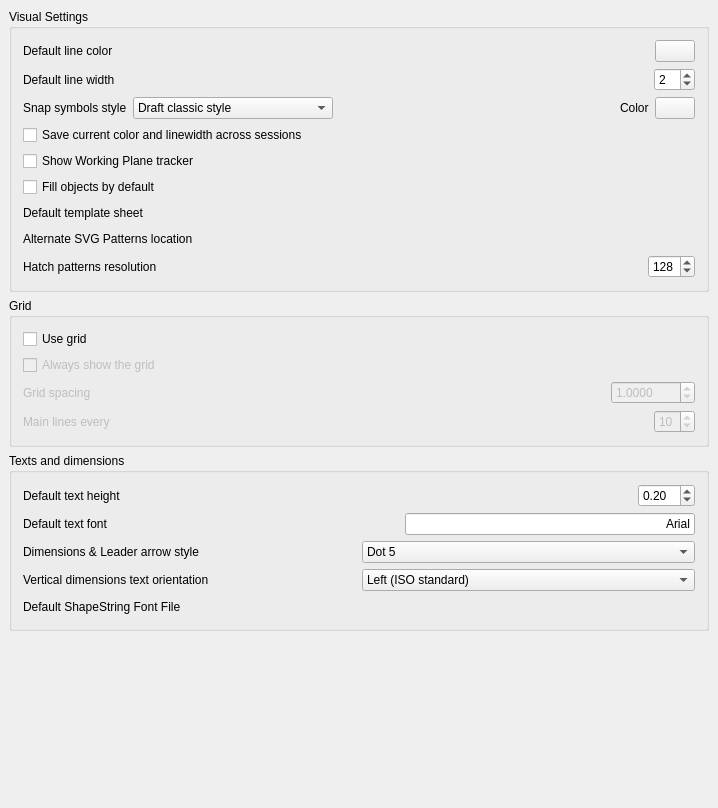
Old version of the form src/Mod/Draft/Resources/ui/userprefs-visual.ui in the repository berndhahnebach/All_FreeCAD.
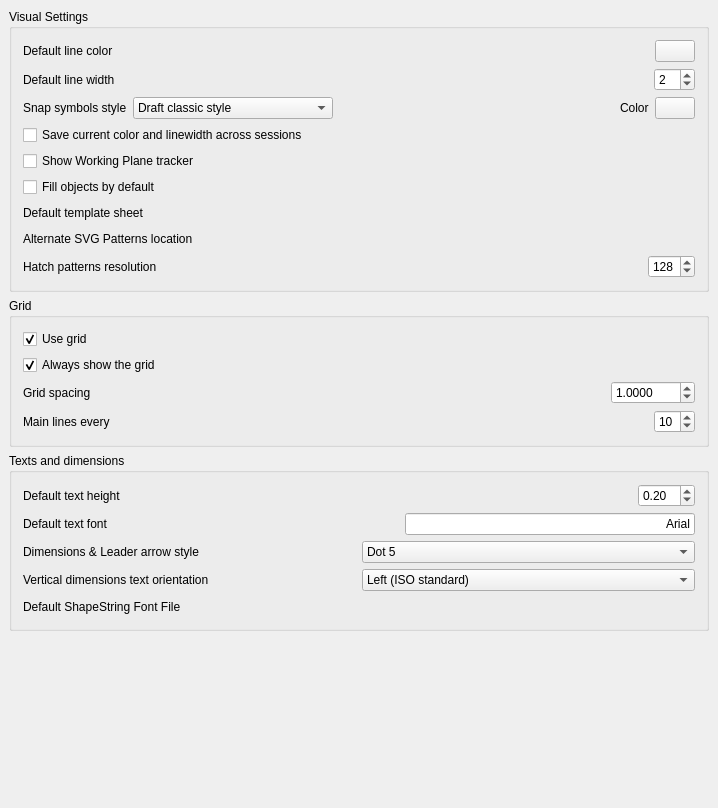
New version of the form. Custom widgets are drawn as their Qt base class.

What changed in the file:
```diff
--- a/src/Mod/Draft/Resources/ui/userprefs-visual.ui
+++ b/src/Mod/Draft/Resources/ui/userprefs-visual.ui
@@ -393,7 +393,7 @@
            <string>Use grid</string>
           </property>
           <property name="checked">
-           <bool>false</bool>
+           <bool>true</bool>
           </property>
           <property name="prefEntry" stdset="0">
            <cstring>grid</cstring>
@@ -410,7 +410,7 @@
         <item>
          <widget class="Gui::PrefCheckBox" name="gui::prefcheckbox_10">
           <property name="enabled">
-           <bool>false</bool>
+           <bool>true</bool>
           </property>
           <property name="toolTip">
            <string>If checked, the Draft grid will always be visible when the Draft workbench is active. Otherwise only when using a command</string>
@@ -418,6 +418,9 @@
           <property name="text">
            <string>Always show the grid</string>
           </property>
+          <property name="checked">
+           <bool>true</bool>
+          </property>
           <property name="prefEntry" stdset="0">
            <cstring>alwaysShowGrid</cstring>
           </property>
@@ -433,7 +436,7 @@
         <item>
          <widget class="QLabel" name="label_15">
           <property name="enabled">
-           <bool>false</bool>
+           <bool>true</bool>
           </property>
           <property name="text">
            <string>Grid spacing</string>
@@ -456,7 +459,7 @@
         <item>
          <widget class="Gui::PrefDoubleSpinBox" name="gui::prefdoublespinbox_3">
           <property name="enabled">
-           <bool>false</bool>
+           <bool>true</bool>
           </property>
           <property name="toolTip">
            <string>The spacing between each grid line</string>
@@ -485,7 +488,7 @@
         <item>
          <widget class="QLabel" name="label_16">
           <property name="enabled">
-           <bool>false</bool>
+           <bool>true</bool>
           </property>
           <property name="text">
            <string>Main lines every</string>
@@ -508,7 +511,7 @@
         <item>
          <widget class="Gui::PrefSpinBox" name="gui::prefspinbox_4">
           <property name="enabled">
-           <bool>false</bool>
+           <bool>true</bool>
           </property>
           <property name="toolTip">
            <string>Mainlines will be drawn thicker. Specify here how many squares between mainlines.</string>
```
Left out of the diff: 89 changed lines with no effect on the pictures.
